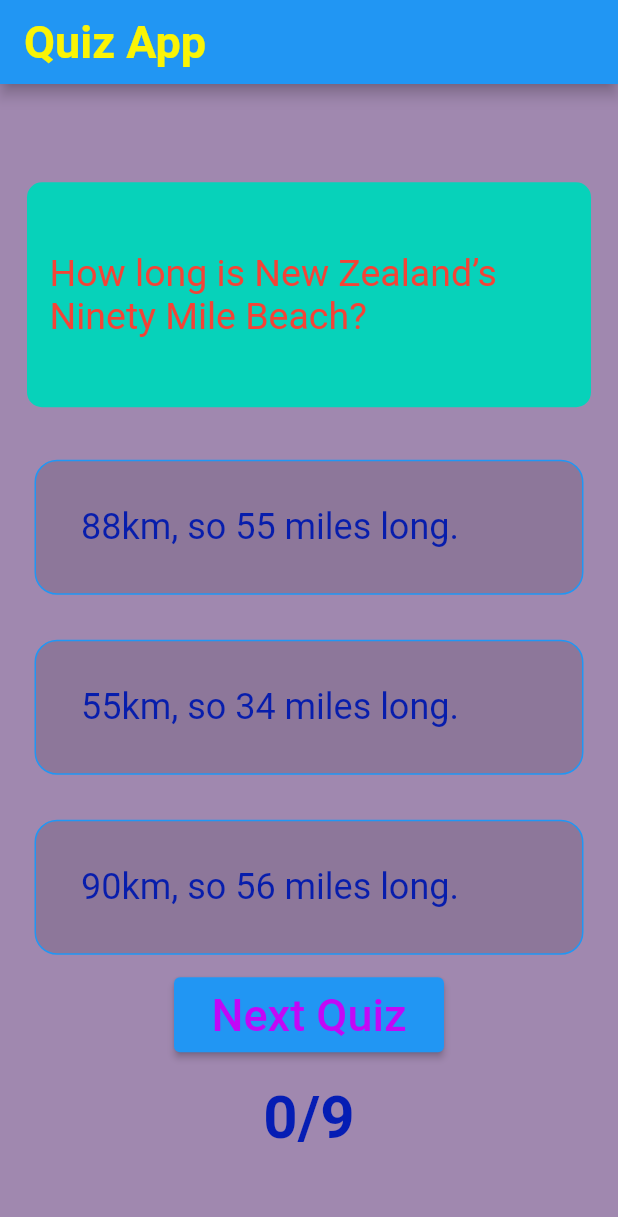
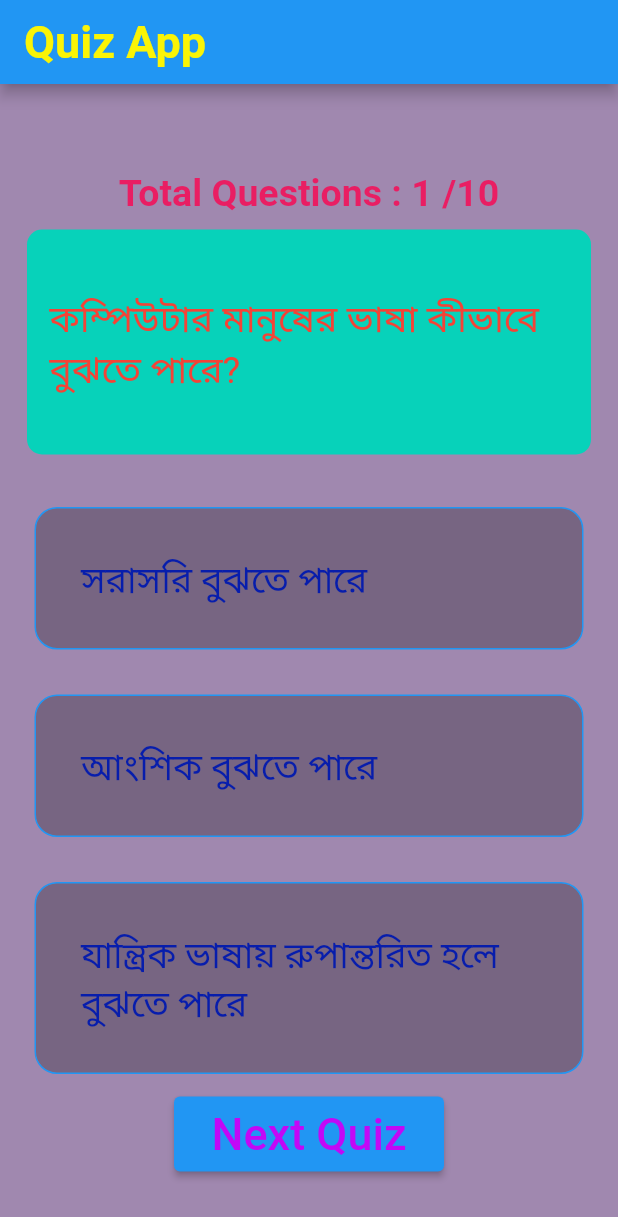
Before and after one commit to palash-barman/Quiz-App, a Flutter app: the screen it shows after launch, on a phone screen of 412 x 824 dp. Shown: the top 1217 px of the screen. Run offline on Flutter 3.47's test engine with Material 2 defaults, Android fonts, the phone set to English and light mode, and no system bars.

Commit message:
quiz app

```diff
--- a/lib/pages/answer.dart
+++ b/lib/pages/answer.dart
@@ -23,6 +23,7 @@ class Answer extends StatelessWidget {
           borderRadius: BorderRadius.circular(15),
           border: Border.all(color: Colors.blue),
           color: answercolor,
+
         ),
         child: Text(answerText,
           style: TextStyle(fontSize: 24,color: Color(0xff071dac)),
--- a/lib/pages/homeScreen.dart
+++ b/lib/pages/homeScreen.dart
@@ -11,10 +11,12 @@ class HomePage extends StatefulWidget {
 class _HomePageState extends State<HomePage> {
   List<Icon> _scoreTrackar = [];
   int _quetionIndex = 0;
+
   int _totalScore = 0;
   bool aanswerWasSelected = false;
   bool endofQuiz = false;
   bool curentSelected = false;
+
 
   void questionAnswerd(bool answerScore) {
     setState(() {
@@ -47,6 +49,7 @@ class _HomePageState extends State<HomePage> {
   void naxtQuestion() {
     setState(() {
       _quetionIndex++;
+
       aanswerWasSelected = false;
       curentSelected = false;
     });
@@ -57,6 +60,7 @@ class _HomePageState extends State<HomePage> {
 
   void _restQuiz() {
     setState(() {
+
       _quetionIndex = 0;
       _scoreTrackar = [];
       _totalScore = 0;
@@ -90,8 +94,17 @@ class _HomePageState extends State<HomePage> {
                         height: 25.0,
                       ),
                     if (_scoreTrackar.length > 0) ..._scoreTrackar
+
+
                   ],
                 ),
+
+                Container(
+                    padding: EdgeInsets.all(5),
+                    child: Text("Total Questions : ${_quetionIndex+1} /${_questions.length}",
+                    style: TextStyle(fontSize: 25,color: Colors.pink,fontWeight: FontWeight.bold),
+                    )),
+
                 Container(
                   height: 150,
                   width: double.infinity,
@@ -116,16 +129,21 @@ class _HomePageState extends State<HomePage> {
                         as List<Map<String, dynamic>>)
                     .map((answer) => Answer(
                           answercolor: aanswerWasSelected
-                              ? answer['score']
-                                  ? Colors.green
-                                  : Colors.red
-                              : Colors.black12,
+                                ? answer['score']
+
+                                  ? Color(0xff78a064)
+                               : Color(0xff354f90)
+                               : Colors.black26,
                           answerText: answer['answerText'],
                           answerontab: () {
+
                             if (aanswerWasSelected) {
                               return;
+                              // return;
                             }
                             questionAnswerd(answer['score']);
+
+
                           },
                         )),
                 Container(
@@ -151,21 +169,26 @@ class _HomePageState extends State<HomePage> {
                     ),
                   ),
                 ),
-                Container(
-                  padding: EdgeInsets.all(20.0),
-                  child: Text(
-                    '${_totalScore}/${_questions.length}',
-                    style: TextStyle(
-                        color: Color(0xff051db4),
-                        fontSize: 40.0,
-                        fontWeight: FontWeight.bold),
-                  ),
-                ),
+                SizedBox(height: 15,),
+
+
+                // Container(
+                //   padding: EdgeInsets.all(20.0),
+                //   child: Text(
+                //     '${_totalScore}/${_questions.length}',
+                //     style: TextStyle(
+                //         color: Color(0xff051db4),
+                //         fontSize: 40.0,
+                //         fontWeight: FontWeight.bold),
+                //   ),
+                // ),
+
+
                 if (aanswerWasSelected && !endofQuiz)
                   Container(
                     width: double.infinity,
                     height: 100,
-                    color: curentSelected ? Colors.green : Colors.red,
+                    color: curentSelected ? Colors.black26 : Colors.black12,
                     child: Center(
                       child: Text(
                         curentSelected
@@ -174,7 +197,8 @@ class _HomePageState extends State<HomePage> {
                         style: TextStyle(
                           fontSize: 20.0,
                           fontWeight: FontWeight.bold,
-                          color: Colors.white,
+                          color:curentSelected? Color(0xff35a107):Color(
+                              0xffc70b0b),
                         ),
                       ),
                     ),
@@ -207,77 +231,85 @@ class _HomePageState extends State<HomePage> {
 
 final List<Map<String, dynamic>> _questions = [
   {
-    'question': 'How long is New Zealand’s Ninety Mile Beach?',
+    'question': 'কম্পিউটার মানুষের ভাষা কীভাবে বুঝতে পারে?',
     'answers': [
-      {'answerText': '88km, so 55 miles long.', 'score': true},
-      {'answerText': '55km, so 34 miles long.', 'score': false},
-      {'answerText': '90km, so 56 miles long.', 'score': false},
+      {'answerText': 'সরাসরি বুঝতে পারে', 'score': false},
+      {'answerText': 'আংশিক বুঝতে পারে', 'score': false},
+      {'answerText': 'যান্ত্রিক ভাষায় রুপান্তরিত হলে বুঝতে পারে', 'score': true},
     ],
   },
   {
     'question':
-        'In which month does the German festival of Oktoberfest mostly take place?',
+        'প্রোগ্রামের ভিত্তি কোনটি ?',
     'answers': [
-      {'answerText': 'January', 'score': false},
-      {'answerText': 'October', 'score': false},
-      {'answerText': 'September', 'score': true},
+      {'answerText': 'সুডোকোড', 'score': false},
+      {'answerText': 'ডিবাগিং', 'score': false},
+      {'answerText': 'কোডিং', 'score': true},
     ],
   },
   {
-    'question': 'Who composed the music for Sonic the Hedgehog 3?',
+    'question': 'কম্পিউটার প্রোগ্রামিং ভাষাকে কয়টি ভাগে ভাগ করা হয়?',
     'answers': [
-      {'answerText': 'Britney Spears', 'score': false},
-      {'answerText': 'Timbaland', 'score': false},
-      {'answerText': 'Michael Jackson', 'score': true},
+      {'answerText': ' ২ ভাগে', 'score': false},
+      {'answerText': '৪ ভাগে', 'score': false},
+      {'answerText': ' ৫ ভাগে ', 'score': true},
     ],
   },
   {
-    'question': 'In Georgia (the state), it’s illegal to eat what with a fork?',
+    'question': 'দ্বিতীয় প্রজন্মের ভাষা কোনটি?',
     'answers': [
-      {'answerText': 'Hamburgers', 'score': false},
-      {'answerText': 'Fried chicken', 'score': true},
-      {'answerText': 'Pizza', 'score': false},
+      {'answerText': 'যান্ত্রিক ভাষা', 'score': false},
+      {'answerText': 'অ্যাসেম্বলি ভাষা', 'score': true},
+      {'answerText': 'নিম্নস্তরের ভাষা ', 'score': false},
     ],
   },
   {
     'question':
-        'Which part of his body did musician Gene Simmons from Kiss insure for one million dollars?',
+        'কিউবেসিক উদ্ভাবন করেছেন কে?',
     'answers': [
-      {'answerText': 'His tongue', 'score': true},
-      {'answerText': 'His leg', 'score': false},
-      {'answerText': 'His butt', 'score': false},
+      {'answerText': 'মাইক্রোসপট ', 'score': true},
+      {'answerText': 'অ্যাপেল ', 'score': false},
+      {'answerText': 'আই বি এম', 'score': false},
     ],
   },
   {
-    'question': 'In which country are Panama hats made?',
+    'question': 'কোনটি মধ্যস্তরের ভাষা??',
     'answers': [
-      {'answerText': 'Ecuador', 'score': true},
-      {'answerText': 'Panama (duh)', 'score': false},
-      {'answerText': 'Portugal', 'score': false},
+      {'answerText': 'ওরাকল ', 'score': true},
+      {'answerText': 'তৃতীয় প্রজন্মের', 'score': false},
+      {'answerText': 'প্রথম প্রজন্ম', 'score': false},
     ],
   },
   {
-    'question': 'From which country do French fries originate?',
+    'question': 'C প্রোগ্রাম তৈরির সাথে কে জড়িত?',
     'answers': [
-      {'answerText': 'Belgium', 'score': true},
-      {'answerText': 'France (duh)', 'score': false},
-      {'answerText': 'Switzerland', 'score': false},
+      {'answerText': ' ডেনিস রিচ', 'score': true},
+      {'answerText': 'টিম বার্নসলি ', 'score': false},
+      {'answerText': 'ডগলাস রিচ', 'score': false},
     ],
   },
   {
-    'question': 'Which sea creature has three hearts?',
+    'question': 'Python প্রোগ্রাম তৈরি করেণ কে?',
     'answers': [
-      {'answerText': 'Great White Sharks', 'score': false},
-      {'answerText': 'Killer Whales', 'score': false},
-      {'answerText': 'The Octopus', 'score': true},
+      {'answerText': 'Martin Cooper', 'score': false},
+      {'answerText': 'Dennis Ritchie ', 'score': false},
+      {'answerText': 'Guido Van Rossum ', 'score': true},
     ],
   },
   {
-    'question': 'Which European country eats the most chocolate per capita?',
+    'question': 'প্রোগ্রামের ভুলকে কী বলে?',
     'answers': [
-      {'answerText': 'Belgium', 'score': false},
-      {'answerText': 'The Netherlands', 'score': false},
-      {'answerText': 'Switzerland', 'score': true},
+      {'answerText': 'Dagg', 'score': false},
+      {'answerText': 'Debugging', 'score': false},
+      {'answerText': 'Bug', 'score': true},
+    ],
+  },
+  {
+    'question': 'পঅবজেক্ট ওরিয়েন্টেড প্রোগ্রামিং এর বৈশিষ্ট কয়টি?',
+    'answers': [
+      {'answerText': '৪টি', 'score': false},
+      {'answerText': '২টি', 'score': false},
+      {'answerText': '৩টি ', 'score': true},
     ],
   },
 ];
```
